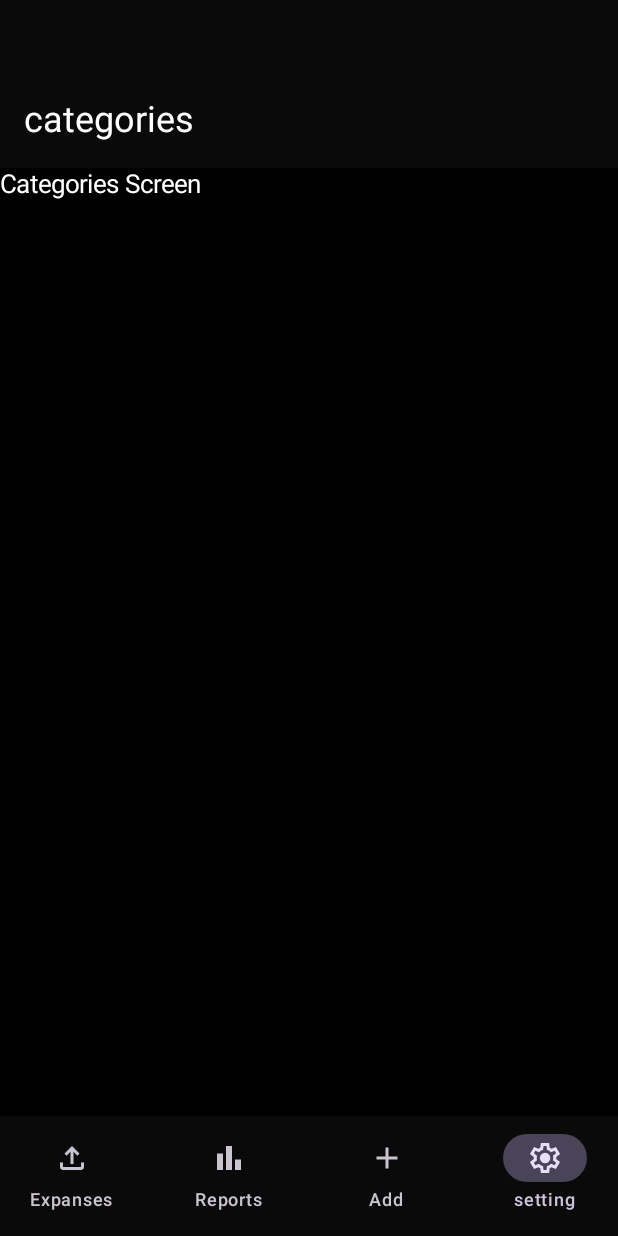
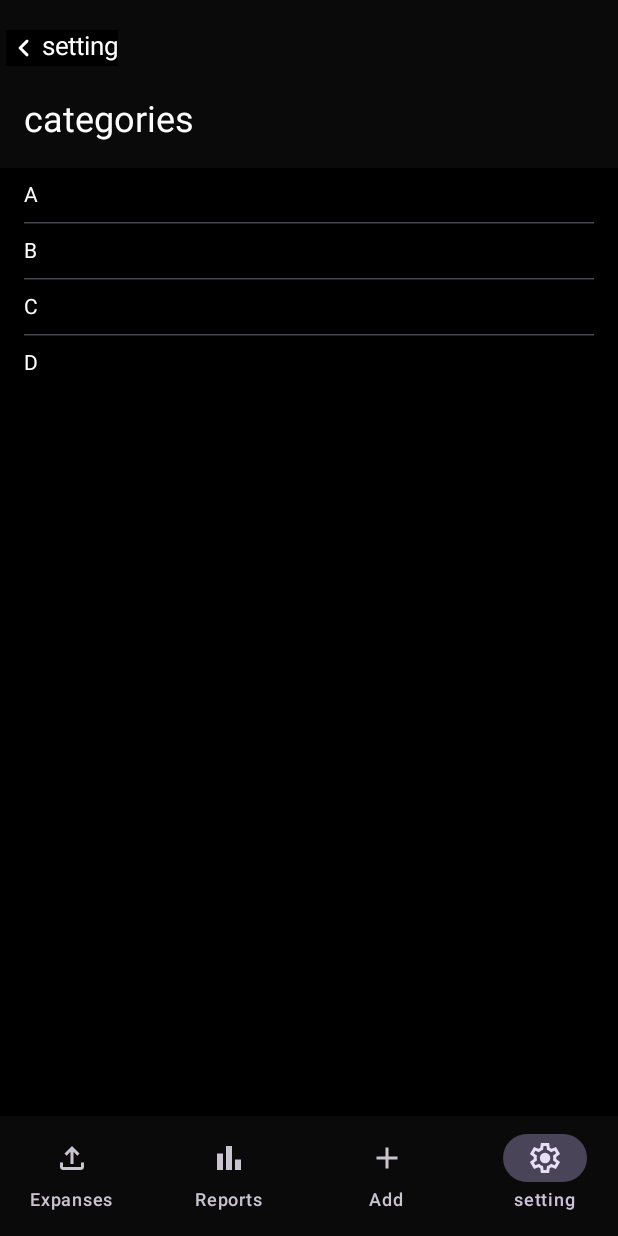
Before and after one commit to Mohamed-Elhanafy/MoneyLover, an Android app built with Jetpack Compose: the Categories screen opened through its navigation route, on a phone screen of 412 x 824 dp. Run offline under Robolectric (Android 15) with nearby library versions, the phone set to English and light mode, and no system bars; our stand-ins replace accompanist; libraries missing offline, so code that uses them is left out: com.github.skydoves.colorpicker.

Commit message:
adding CategoriesViewModel and create a custom ColorPickerDialog

```diff
--- a/app/build.gradle.kts
+++ b/app/build.gradle.kts
@@ -74,4 +74,8 @@ dependencies {
     //navigation
     val nav_version = "2.7.5"
     implementation("androidx.navigation:navigation-compose:$nav_version")
+
+    //color picker
+    implementation("com.github.skydoves:colorpicker-compose:1.0.5")
+
 }
--- a/app/src/main/java/com/example/monylover/ui/components/TableRow.kt
+++ b/app/src/main/java/com/example/monylover/ui/components/TableRow.kt
@@ -29,6 +29,7 @@ import com.example.monylover.ui.theme.Typography
 @Composable
 fun TableRow(
     label: String,
+    modifier : Modifier = Modifier,
     hasArrow: Boolean = false,
     isDestructive: Boolean = false,
     onClick: () -> Unit = {},
--- a/app/src/main/java/com/example/monylover/ui/screens/Add.kt
+++ b/app/src/main/java/com/example/monylover/ui/screens/Add.kt
@@ -42,6 +42,7 @@ import androidx.compose.ui.text.style.TextAlign
 import androidx.compose.ui.tooling.preview.Preview
 import androidx.compose.ui.unit.dp
 import androidx.compose.ui.unit.sp
+import androidx.lifecycle.SavedStateHandle
 import androidx.navigation.NavController
 import androidx.navigation.compose.rememberNavController
 import com.example.monylover.ui.components.MyDatePickerDialog
--- a/app/src/main/java/com/example/monylover/ui/screens/Categories.kt
+++ b/app/src/main/java/com/example/monylover/ui/screens/Categories.kt
@@ -1,33 +1,117 @@
 package com.example.monylover.ui.screens
 
+import android.content.res.Configuration.UI_MODE_NIGHT_YES
+import android.util.Log
+import androidx.compose.foundation.Canvas
+import androidx.compose.foundation.clickable
+import androidx.compose.foundation.layout.Arrangement
 import androidx.compose.foundation.layout.Column
+import androidx.compose.foundation.layout.Row
+import androidx.compose.foundation.layout.Spacer
+import androidx.compose.foundation.layout.fillMaxWidth
+import androidx.compose.foundation.layout.height
 import androidx.compose.foundation.layout.padding
+import androidx.compose.foundation.layout.size
+import androidx.compose.material.icons.Icons
+import androidx.compose.material.icons.automirrored.rounded.KeyboardArrowLeft
+import androidx.compose.material.icons.rounded.KeyboardArrowLeft
+import androidx.compose.material3.Divider
 import androidx.compose.material3.ExperimentalMaterial3Api
+import androidx.compose.material3.HorizontalDivider
+import androidx.compose.material3.Icon
 import androidx.compose.material3.MediumTopAppBar
 import androidx.compose.material3.Scaffold
+import androidx.compose.material3.Surface
 import androidx.compose.material3.Text
 import androidx.compose.material3.TopAppBarDefaults
 import androidx.compose.runtime.Composable
+import androidx.compose.runtime.collectAsState
+import androidx.compose.runtime.getValue
+import androidx.compose.runtime.mutableStateOf
+import androidx.compose.runtime.remember
+import androidx.compose.runtime.setValue
 import androidx.compose.ui.Modifier
+import androidx.compose.ui.graphics.Color
+import androidx.compose.ui.res.painterResource
+import androidx.compose.ui.tooling.preview.Preview
+import androidx.compose.ui.unit.dp
+import androidx.compose.ui.window.Dialog
 import androidx.navigation.NavController
+import androidx.navigation.compose.rememberNavController
+import com.example.monylover.R
+import com.example.monylover.ui.components.ColorPickerDialog
+import com.example.monylover.ui.components.TableRow
 import com.example.monylover.ui.theme.TopAppBarBackground
+import com.example.monylover.ui.viewmodels.CategoriesViewModel
+import com.github.skydoves.colorpicker.compose.BrightnessSlider
+import com.github.skydoves.colorpicker.compose.ColorEnvelope
+import com.github.skydoves.colorpicker.compose.HsvColorPicker
+import com.github.skydoves.colorpicker.compose.rememberColorPickerController
 
 @OptIn(ExperimentalMaterial3Api::class)
 @Composable
 fun Categories(
-    navController: NavController
+    navController: NavController,
+    viewmodel: CategoriesViewModel = CategoriesViewModel()
 ) {
+
+    val uiState by viewmodel.uiState.collectAsState()
+
     Scaffold(
         topBar = {
             MediumTopAppBar(title = { Text(text = "categories") },
                 colors = TopAppBarDefaults.mediumTopAppBarColors(
                     containerColor = TopAppBarBackground
-                ))
+                ),
+                navigationIcon = {
+
+                    Surface(onClick = { navController.popBackStack() }) {
+                        Row {
+                            Icon(
+                                Icons.AutoMirrored.Rounded.KeyboardArrowLeft,
+                                contentDescription = "setting icon",
+                            )
+                            Text(text = "setting")
+                        }
+                    }
+                }
+            )
         },
         content = { innerPadding ->
             Column(modifier = Modifier.padding(innerPadding)) {
-                Text(text = "Categories Screen")
+                TableRow(label = "A")
+                HorizontalDivider(Modifier.padding(start = 16.dp, end = 16.dp))
+                TableRow(label = "B")
+                HorizontalDivider(Modifier.padding(start = 16.dp, end = 16.dp))
+                TableRow(label = "C")
+                HorizontalDivider(Modifier.padding(start = 16.dp, end = 16.dp))
+
+
+                if (uiState.isDialogShow) {
+                    ColorPickerDialog(setShowDialog = {
+                        viewmodel.onDialogShowChange(it)
+                    }) {
+                        Log.i("HomePage", "HomePage : $it")
+                    }
+                }
+                TableRow(label = "D", onClick = {
+                    viewmodel.onDialogShowChange(true)
+                })
+
+                //  Spacer(modifier = Modifier.weight(1f))
+
+
             }
+
+
         }
     )
+
 }
+
+
+@Preview(showSystemUi = true, uiMode = UI_MODE_NIGHT_YES)
+@Composable
+fun PreviewCategories() {
+    Categories(navController = rememberNavController())
+}
--- /dev/null
+++ b/app/src/main/java/com/example/monylover/ui/viewmodels/CategoriesViewModel.kt
@@ -0,0 +1,42 @@
+package com.example.monylover.ui.viewmodels
+
+import androidx.compose.ui.graphics.Color
+import androidx.lifecycle.ViewModel
+import com.example.monylover.ui.theme.Primary
+import kotlinx.coroutines.flow.MutableStateFlow
+import kotlinx.coroutines.flow.StateFlow
+import kotlinx.coroutines.flow.asStateFlow
+import kotlinx.coroutines.flow.update
+
+data class CategoriesState(
+    val newCategoryName: String = "",
+    val newCategoryColor: Color = Primary,
+    val isDialogShow: Boolean = false
+    )
+
+class CategoriesViewModel : ViewModel() {
+
+    private val _uiState = MutableStateFlow(CategoriesState())
+    val uiState: StateFlow<CategoriesState> = _uiState.asStateFlow()
+
+
+    fun onCategoryNameChange(newCategoryName: String) {
+        _uiState.update { currentState ->
+            currentState.copy(newCategoryName = newCategoryName)
+        }
+    }
+
+    fun onCategoryColorChange(newCategoryColor: Color) {
+        _uiState.update { currentState ->
+            currentState.copy(newCategoryColor = newCategoryColor)
+        }
+    }
+
+    fun onDialogShowChange(isDialogShow: Boolean) {
+        _uiState.update { currentState ->
+            currentState.copy(isDialogShow = isDialogShow)
+        }
+    }
+
+
+}
```
Also changed, not shown: app/src/main/java/com/example/monylover/ui/components/ColorPickerDialog.kt (added, +114 -0 lines), app/src/main/java/com/example/monylover/ui/viewmodels/AddViewModel.kt (+6 -1 lines).
